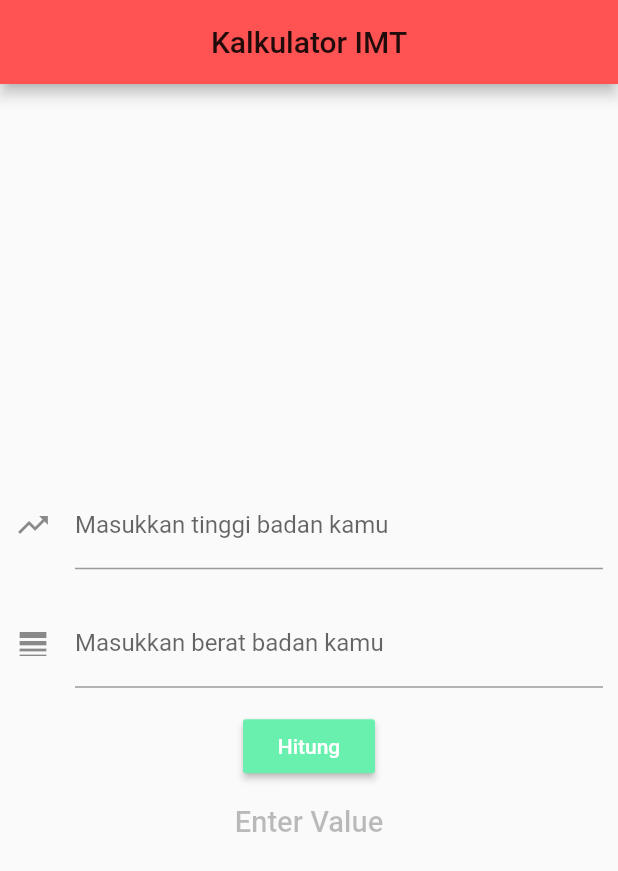
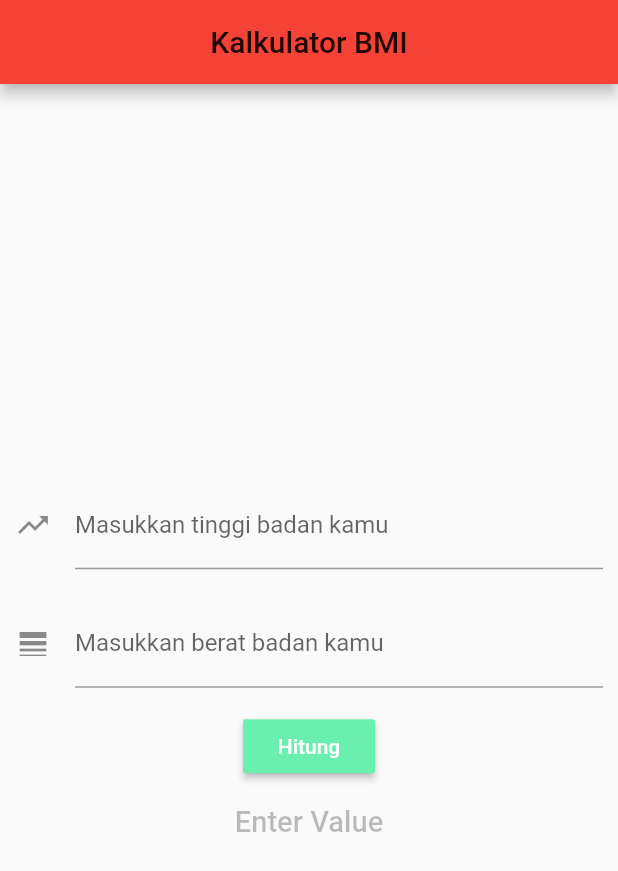
Before and after one commit to AlfatRevanka/uts, a Flutter app: the Demo screen opened directly, on a phone screen of 412 x 824 dp. Shown: the top 871 px of the screen. Run offline on Flutter 3.47's test engine with Material 2 defaults, Android fonts, the phone set to English and light mode, and no system bars; statements that could not run were skipped.

Commit message:
Update uts.dart

```diff
--- a/lib/uts.dart
+++ b/lib/uts.dart
@@ -15,9 +15,9 @@ class _DemoState extends State<Demo> {
   Widget build(BuildContext context) {
     return Scaffold(
       appBar: AppBar(
-        title: Text('Kalkulator IMT'),
+        title: Text('Kalkulator BMI'),
         centerTitle: true,
-        backgroundColor: Colors.redAccent,
+        backgroundColor: Colors.red,
       ),
       body: Container(
         padding: EdgeInsets.symmetric(horizontal: 10.0),
```
